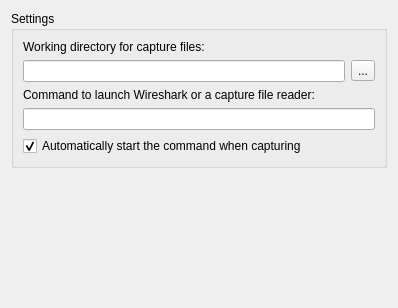
Above: src/GNS3/Ui/ConfigurationPages/Form_PreferencesCapture.ui from GNS3/gns3-legacy before the change. Below: the same form after it.
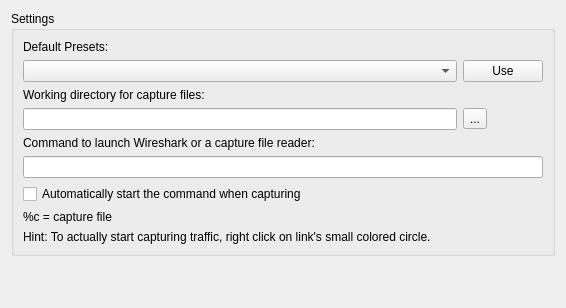
That is the form after the change.

Commit message: Added Live traffic capture feature by Technologov

Patch:
```diff
--- a/src/GNS3/Ui/ConfigurationPages/Form_PreferencesCapture.ui
+++ b/src/GNS3/Ui/ConfigurationPages/Form_PreferencesCapture.ui
@@ -1,11 +1,11 @@
 <ui version="4.0" >
  <class>PreferencesCapture</class>
- <widget class="QWidget" name="PreferencesCapture" >
-  <property name="geometry" >
+ <widget class="QWidget" name="PreferencesCapture">
+  <property name="geometry">
    <rect>
     <x>0</x>
     <y>0</y>
-    <width>398</width>
+    <width>566</width>
     <height>308</height>
    </rect>
   </property>
@@ -18,10 +18,10 @@
      <property name="title" >
       <string>Settings</string>
      </property>
-     <layout class="QGridLayout" >
-      <item row="0" column="0" colspan="2" >
-       <widget class="QLabel" name="label" >
-        <property name="enabled" >
+     <layout class="QGridLayout">
+      <item row="2" column="0" colspan="2">
+       <widget class="QLabel" name="label">
+        <property name="enabled">
          <bool>true</bool>
         </property>
         <property name="text" >
@@ -29,22 +29,12 @@
         </property>
        </widget>
       </item>
-      <item row="1" column="0" >
-       <widget class="QLineEdit" name="CaptureWorkingDirectory" />
+      <item row="3" column="0">
+       <widget class="QLineEdit" name="CaptureWorkingDirectory"/>
       </item>
-      <item row="1" column="1" >
-       <widget class="QToolButton" name="CaptureWorkingDirectory_Browser" >
-        <property name="text" >
-         <string>...</string>
-        </property>
-        <property name="toolButtonStyle" >
-         <enum>Qt::ToolButtonTextOnly</enum>
-        </property>
-       </widget>
-      </item>
-      <item row="2" column="0" colspan="2" >
-       <widget class="QLabel" name="label_2" >
-        <property name="enabled" >
+      <item row="4" column="0" colspan="2">
+       <widget class="QLabel" name="label_2">
+        <property name="enabled">
          <bool>true</bool>
         </property>
         <property name="text" >
@@ -52,16 +42,63 @@
         </property>
        </widget>
       </item>
-      <item row="3" column="0" colspan="2" >
-       <widget class="QLineEdit" name="CaptureCommand" />
+      <item row="5" column="0" colspan="2">
+       <widget class="QLineEdit" name="CaptureCommand"/>
       </item>
-      <item row="4" column="0" colspan="2" >
-       <widget class="QCheckBox" name="checkBoxStartCaptureCommand" >
-        <property name="text" >
+      <item row="6" column="0" colspan="2">
+       <widget class="QCheckBox" name="checkBoxStartCaptureCommand">
+        <property name="enabled">
+         <bool>true</bool>
+        </property>
+        <property name="text">
          <string>Automatically start the command when capturing</string>
         </property>
-        <property name="checked" >
-         <bool>true</bool>
+        <property name="checked">
+         <bool>false</bool>
+        </property>
+       </widget>
+      </item>
+      <item row="1" column="0">
+       <widget class="QComboBox" name="comboBoxPresets"/>
+      </item>
+      <item row="0" column="0" colspan="2">
+       <widget class="QLabel" name="label_3">
+        <property name="text">
+         <string>Default Presets:</string>
+        </property>
+       </widget>
+      </item>
+      <item row="1" column="1">
+       <widget class="QPushButton" name="pushButtonUsePresets">
+        <property name="text">
+         <string>Use</string>
+        </property>
+       </widget>
+      </item>
+      <item row="3" column="1">
+       <widget class="QToolButton" name="CaptureWorkingDirectory_Browser">
+        <property name="text">
+         <string>...</string>
+        </property>
+        <property name="toolButtonStyle">
+         <enum>Qt::ToolButtonTextOnly</enum>
+        </property>
+       </widget>
+      </item>
+      <item row="8" column="0" colspan="2">
+       <widget class="QLabel" name="label_4">
+        <property name="toolTip">
+         <string>Hint: To actually start capturing traffic, right click on link's small colored circle.</string>
+        </property>
+        <property name="text">
+         <string>Hint: To actually start capturing traffic, right click on link's small colored circle.</string>
+        </property>
+       </widget>
+      </item>
+      <item row="7" column="0">
+       <widget class="QLabel" name="label_5">
+        <property name="text">
+         <string>%c = capture file</string>
         </property>
        </widget>
       </item>
```
Left out of the diff: 19 changed lines with no effect on the pictures. The commit also changes 40 other files.
